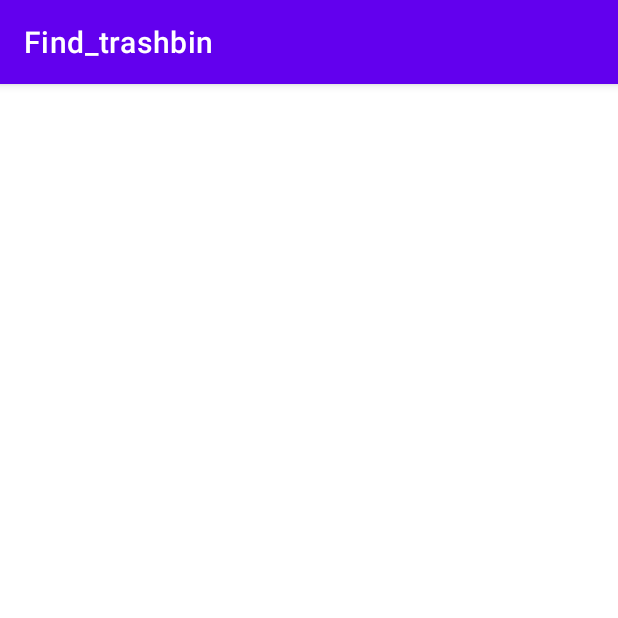
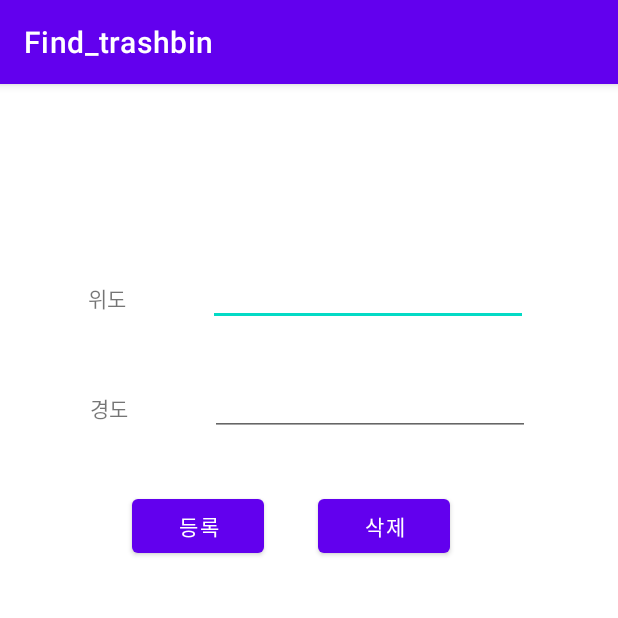
Before and after one commit to EunJiKim02/2022-Open-Sw-Developer-Conference, an Android app: the AddActivity screen opened directly, with no data from a screen before it, on a phone screen of 412 x 824 dp, the top half of it. Run offline under Robolectric (Android 15) with nearby library versions, the phone set to English and light mode, and no system bars.

Commit message:
add 기본 ui 구성

```diff
--- a/app/build.gradle
+++ b/app/build.gradle
@@ -1,6 +1,7 @@
 plugins {
     id 'com.android.application'
     id 'com.google.android.libraries.mapsplatform.secrets-gradle-plugin'
+    id 'com.google.gms.google-services'
 }
 
 android {
@@ -32,13 +33,15 @@ android {
 }
 
 dependencies {
-
+    implementation platform('com.google.firebase:firebase-bom:30.2.0')
+    implementation 'com.google.firebase:firebase-analytics'
     implementation 'androidx.appcompat:appcompat:1.5.0'
     implementation 'com.google.android.material:material:1.6.1'
     implementation 'com.google.android.gms:play-services-maps:18.1.0'
     implementation 'androidx.constraintlayout:constraintlayout:2.1.4'
     implementation 'com.google.android.gms:play-services-maps:18.1.0'
     implementation 'com.google.android.gms:play-services-location:20.0.0'
+    implementation 'com.google.firebase:firebase-firestore'
     testImplementation 'junit:junit:4.13.2'
     androidTestImplementation 'androidx.test.ext:junit:1.1.3'
     androidTestImplementation 'androidx.test.espresso:espresso-core:3.4.0'
--- a/app/src/main/java/com/gaebalsebal/Find_trashbin/MapsActivity.java
+++ b/app/src/main/java/com/gaebalsebal/Find_trashbin/MapsActivity.java
@@ -18,6 +18,7 @@ import com.google.android.gms.maps.SupportMapFragment;
 import com.google.android.gms.maps.model.LatLng;
 import com.google.android.gms.maps.model.MarkerOptions;
 import com.google.android.material.floatingactionbutton.FloatingActionButton;
+import com.google.firebase.firestore.FirebaseFirestore;
 
 public class MapsActivity extends FragmentActivity implements OnMapReadyCallback {
 
@@ -44,6 +45,8 @@ public class MapsActivity extends FragmentActivity implements OnMapReadyCallback
         GuideButton = findViewById(R.id.floatingActionButton5);
         AddButton = findViewById(R.id.floatingActionButton6);
         CommunityButton = findViewById(R.id.floatingActionButton7);
+
+        FirebaseFirestore db = FirebaseFirestore.getInstance();
 
         GuideButton.setOnClickListener(new View.OnClickListener() {
                @Override
--- a/app/src/main/res/layout/activity_add.xml
+++ b/app/src/main/res/layout/activity_add.xml
@@ -1,6 +1,71 @@
 <?xml version="1.0" encoding="utf-8"?>
 <androidx.constraintlayout.widget.ConstraintLayout xmlns:android="http://schemas.android.com/apk/res/android"
+    xmlns:app="http://schemas.android.com/apk/res-auto"
+    xmlns:tools="http://schemas.android.com/tools"
     android:layout_width="match_parent"
     android:layout_height="match_parent">
 
+    <EditText
+        android:id="@+id/editTextNumber"
+        android:layout_width="wrap_content"
+        android:layout_height="wrap_content"
+        android:layout_marginTop="116dp"
+        android:layout_marginEnd="60dp"
+        android:ems="10"
+        android:inputType="number"
+        app:layout_constraintEnd_toEndOf="parent"
+        app:layout_constraintTop_toTopOf="parent" />
+
+    <EditText
+        android:id="@+id/editTextNumber2"
+        android:layout_width="wrap_content"
+        android:layout_height="wrap_content"
+        android:layout_marginTop="28dp"
+        android:ems="10"
+        android:inputType="number"
+        app:layout_constraintEnd_toEndOf="parent"
+        app:layout_constraintHorizontal_bias="0.483"
+        app:layout_constraintStart_toEndOf="@+id/textView2"
+        app:layout_constraintTop_toBottomOf="@+id/editTextNumber" />
+
+    <TextView
+        android:id="@+id/textView"
+        android:layout_width="wrap_content"
+        android:layout_height="wrap_content"
+        android:layout_marginTop="132dp"
+        android:text="위도"
+        app:layout_constraintEnd_toStartOf="@+id/editTextNumber"
+        app:layout_constraintHorizontal_bias="0.517"
+        app:layout_constraintStart_toStartOf="parent"
+        app:layout_constraintTop_toTopOf="parent" />
+
+    <TextView
+        android:id="@+id/textView2"
+        android:layout_width="wrap_content"
+        android:layout_height="wrap_content"
+        android:layout_marginStart="60dp"
+        android:layout_marginTop="52dp"
+        android:text="경도"
+        app:layout_constraintStart_toStartOf="parent"
+        app:layout_constraintTop_toBottomOf="@+id/textView" />
+
+    <Button
+        android:id="@+id/button"
+        android:layout_width="wrap_content"
+        android:layout_height="wrap_content"
+        android:layout_marginStart="88dp"
+        android:layout_marginTop="36dp"
+        android:text="등록"
+        app:layout_constraintStart_toStartOf="parent"
+        app:layout_constraintTop_toBottomOf="@+id/editTextNumber2" />
+
+    <Button
+        android:id="@+id/button2"
+        android:layout_width="wrap_content"
+        android:layout_height="wrap_content"
+        android:layout_marginStart="36dp"
+        android:layout_marginTop="36dp"
+        android:text="삭제"
+        app:layout_constraintStart_toEndOf="@+id/button"
+        app:layout_constraintTop_toBottomOf="@+id/editTextNumber2" />
 </androidx.constraintlayout.widget.ConstraintLayout>
--- a/build.gradle
+++ b/build.gradle
@@ -3,6 +3,8 @@
 
 buildscript {
     repositories {
+        google()  // Google's Maven repository
+        mavenCentral()  // Maven Central repository
     }
     dependencies {
         classpath 'com.android.tools.build:gradle:7.2.2'
@@ -19,6 +21,8 @@ plugins {
 
 allprojects {
     repositories {
+        google()  // Google's Maven repository
+        mavenCentral()  // Maven Central repository
     }
 }
 
--- a/settings.gradle
+++ b/settings.gradle
@@ -6,7 +6,7 @@ pluginManagement {
     }
 }
 dependencyResolutionManagement {
-    repositoriesMode.set(RepositoriesMode.FAIL_ON_PROJECT_REPOS)
+    repositoriesMode.set(RepositoriesMode.PREFER_SETTINGS)
     repositories {
         google()
         mavenCentral()
```
Also changed, not shown: 1 other file.
